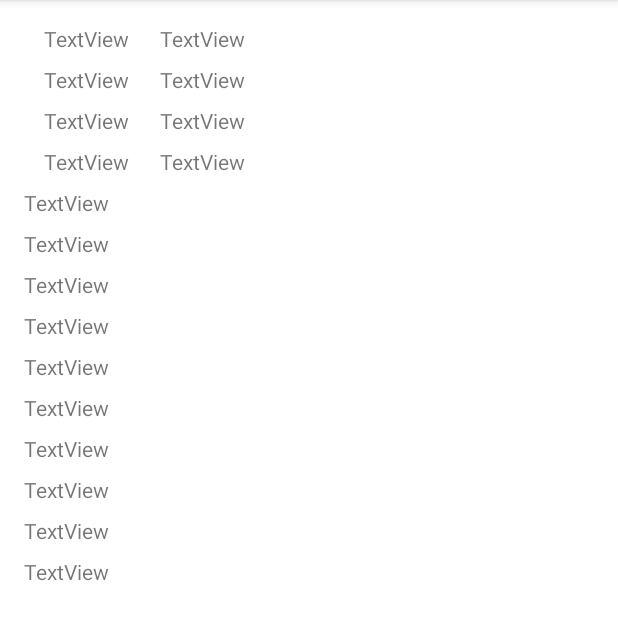
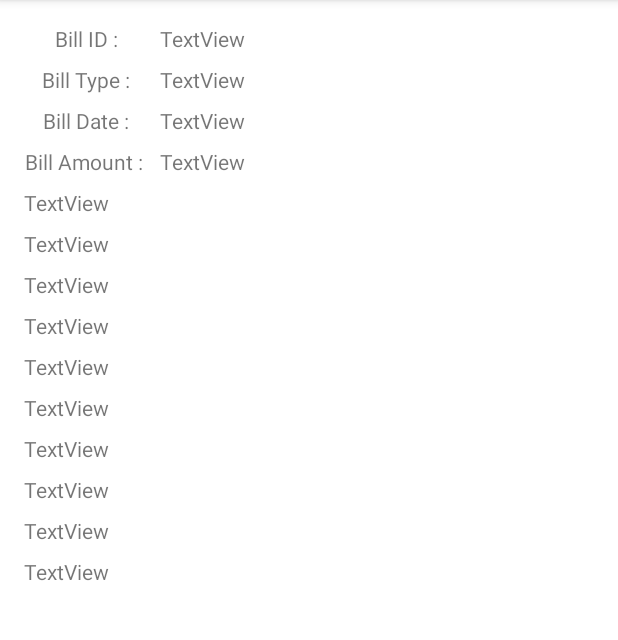
Before and after one commit to kamal777682/CO777682_W2020_MAD3125_FP, an Android app: the BillSummaryActivity screen opened directly, with no data from a screen before it, on a phone screen of 412 x 824 dp, the part 84-724 px from its top. Run offline under Robolectric (Android 15) with nearby library versions, the phone set to English and light mode, and no system bars.

Commit message:
[kamal]  working on bill summary

```diff
--- a/app/src/main/java/com/kamal/co777682_w2020_mad3125_fp/UI/BillSummaryActivity.java
+++ b/app/src/main/java/com/kamal/co777682_w2020_mad3125_fp/UI/BillSummaryActivity.java
@@ -3,11 +3,25 @@ package com.kamal.co777682_w2020_mad3125_fp.UI;
 import androidx.appcompat.app.AppCompatActivity;
 
 import android.os.Bundle;
+import android.widget.TextView;
 
 import com.kamal.co777682_w2020_mad3125_fp.R;
 
 public class BillSummaryActivity extends AppCompatActivity {
 
+    private TextView billId;
+    private  TextView billDate;
+    private TextView billType;
+    private TextView billAmount;
+    private TextView agencyName;
+    private TextView unitConsumed;
+    private TextView internetProvider;
+    private TextView internetUsage;
+    private TextView manufactureName;
+    private TextView mobilePlan;
+    private TextView mobileNumber;
+    private TextView mobileInternetused;
+    private TextView minuteUsed;
     @Override
     protected void onCreate(Bundle savedInstanceState) {
         super.onCreate(savedInstanceState);
--- a/app/src/main/res/layout/activity_bill_summary.xml
+++ b/app/src/main/res/layout/activity_bill_summary.xml
@@ -13,7 +13,7 @@
         android:layout_marginStart="16dp"
         android:layout_marginTop="16dp"
         android:layout_marginEnd="8dp"
-        android:text="TextView"
+        android:text="Bill ID :"
         app:layout_constraintEnd_toStartOf="@+id/textView23"
         app:layout_constraintStart_toStartOf="parent"
         app:layout_constraintTop_toTopOf="parent" />
@@ -25,7 +25,7 @@
         android:layout_marginStart="16dp"
         android:layout_marginTop="8dp"
         android:layout_marginEnd="8dp"
-        android:text="TextView"
+        android:text="Bill Type :"
         app:layout_constraintEnd_toStartOf="@+id/textView24"
         app:layout_constraintStart_toStartOf="parent"
         app:layout_constraintTop_toBottomOf="@+id/textView9" />
@@ -37,7 +37,7 @@
         android:layout_marginStart="16dp"
         android:layout_marginTop="8dp"
         android:layout_marginEnd="8dp"
-        android:text="TextView"
+        android:text="Bill Date :"
         app:layout_constraintEnd_toStartOf="@+id/textView25"
         app:layout_constraintStart_toStartOf="parent"
         app:layout_constraintTop_toBottomOf="@+id/textView10" />
@@ -49,7 +49,7 @@
         android:layout_marginStart="16dp"
         android:layout_marginTop="8dp"
         android:layout_marginEnd="8dp"
-        android:text="TextView"
+        android:text="Bill Amount : "
         app:layout_constraintEnd_toStartOf="@+id/textView26"
         app:layout_constraintStart_toStartOf="parent"
         app:layout_constraintTop_toBottomOf="@+id/textView11" />
```
